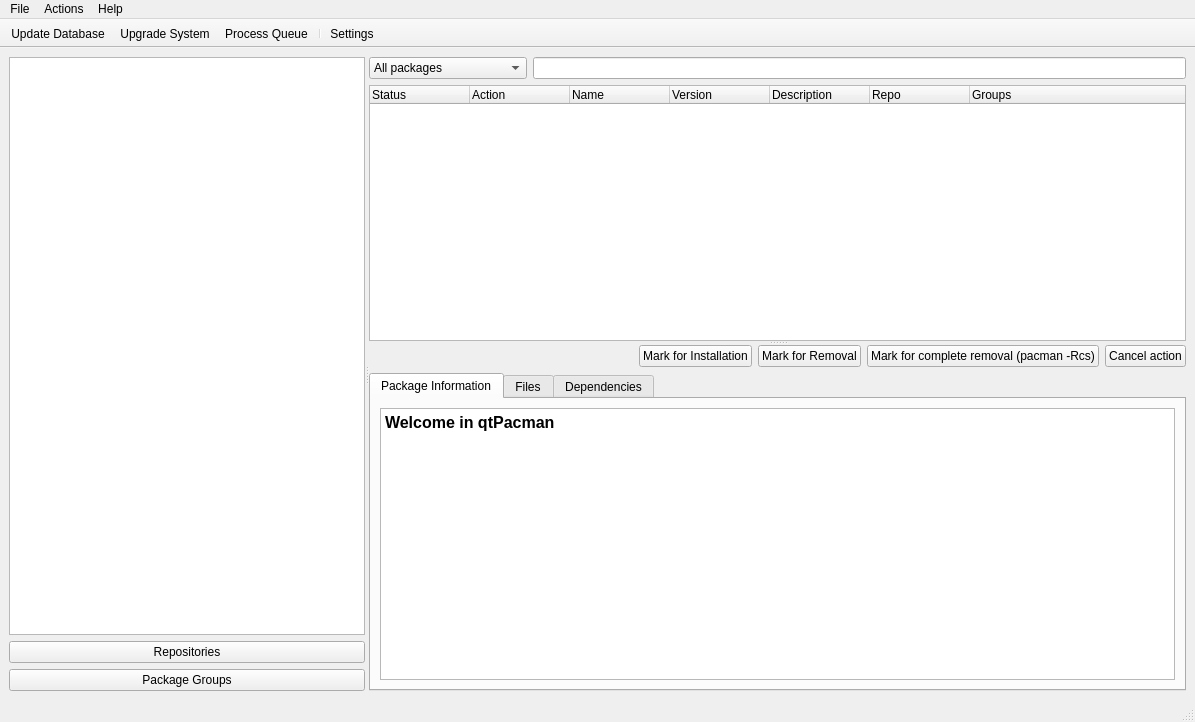
drf/shaman1, file trunk/ui/MainWindow.ui: the form before one commit.
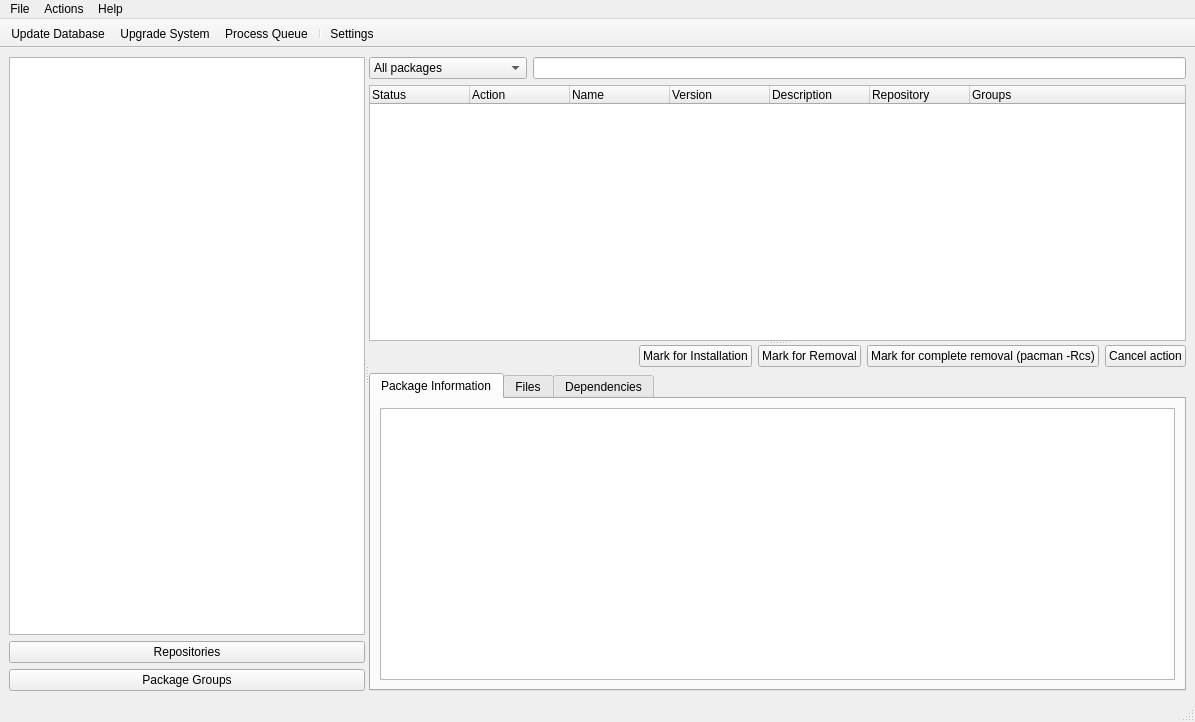
The form after the commit. Icons and pictures are not drawn.

Patch:
```diff
--- a/trunk/ui/MainWindow.ui
+++ b/trunk/ui/MainWindow.ui
@@ -173,7 +173,7 @@
            </column>
            <column>
             <property name="text" >
-             <string>Repo</string>
+             <string>Repository</string>
             </property>
            </column>
            <column>
@@ -281,7 +281,7 @@
                 <string>&lt;html>&lt;head>&lt;meta name="qrichtext" content="1" />&lt;style type="text/css">
 p, li { white-space: pre-wrap; }
 &lt;/style>&lt;/head>&lt;body style=" font-family:'Liberation Sans'; font-size:10pt; font-weight:400; font-style:normal;">
-&lt;p style=" margin-top:0px; margin-bottom:0px; margin-left:0px; margin-right:0px; -qt-block-indent:0; text-indent:0px; font-family:'Sans Serif';">&lt;span style=" font-size:12pt; font-weight:600;">Welcome in qtPacman&lt;/span>&lt;/p>&lt;/body>&lt;/html></string>
+&lt;p style="-qt-paragraph-type:empty; margin-top:0px; margin-bottom:0px; margin-left:0px; margin-right:0px; -qt-block-indent:0; text-indent:0px; font-family:'Sans Serif';">&lt;/p>&lt;/body>&lt;/html></string>
                </property>
                <property name="acceptRichText" >
                 <bool>false</bool>
```
Left out of the diff: 85 changed lines with no effect on the pictures.
